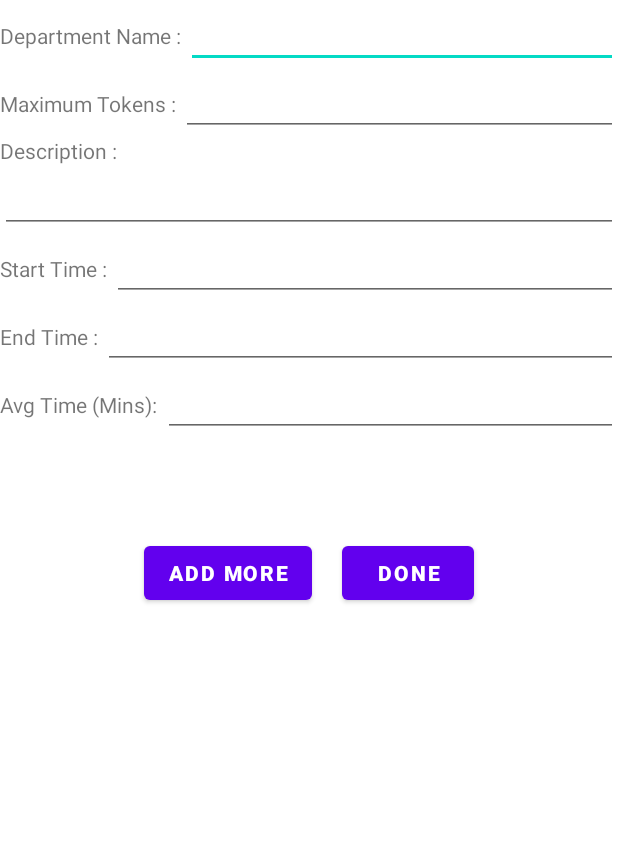
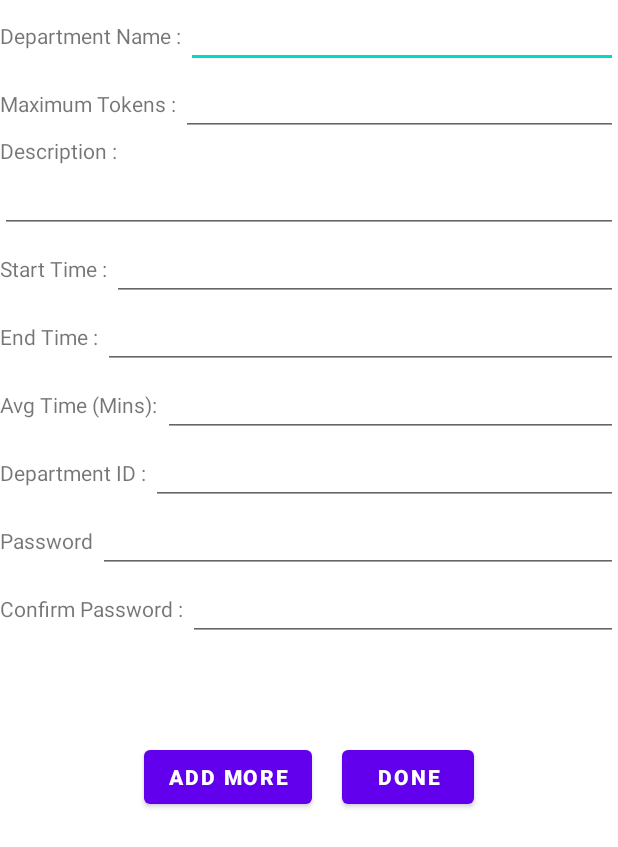
Before and after one commit to gokulelayur/VQclientapp, an Android app: the addDepartment screen opened directly, with no data from a screen before it, on a phone screen of 412 x 824 dp. Shown: the top 847 px of the screen. Run offline under Robolectric (Android 15) with nearby library versions, the phone set to English and light mode, and no system bars; our stand-ins replace Firebase (no records; nobody signed in at launch, a user with empty details on screens opened directly).

Commit message:
Added Department Login with auto login for all, error in email to uname conversion at secondDetails.java cleared

```diff
--- a/app/src/main/java/com/example/vqclientapp/adapterDepts.java
+++ b/app/src/main/java/com/example/vqclientapp/adapterDepts.java
@@ -41,7 +41,7 @@ public class adapterDepts extends RecyclerView.Adapter<adapterDepts.Viewholder>
     @Override
     public void onBindViewHolder(@NonNull Viewholder holder, int position) {
         department dep = deptlist.get(position);
-        holder.deptname.setText(dep.getName().toUpperCase());
+        holder.deptname.setText(dep.getOgDeptName().toUpperCase());
     }
 
     @Override
--- a/app/src/main/res/layout/activity_add_department.xml
+++ b/app/src/main/res/layout/activity_add_department.xml
@@ -6,8 +6,9 @@
     android:layout_height="match_parent"
     tools:context=".addDepartment">
 
+
     <LinearLayout
-        android:id="@+id/dname_layout"
+        android:id="@+id/ogDName_layout"
         android:layout_width="match_parent"
         android:layout_height="wrap_content">
 
@@ -17,7 +18,7 @@
             android:text="Department Name : " />
 
         <EditText
-            android:id="@+id/deptName"
+            android:id="@+id/ogDeptName"
             android:layout_width="match_parent"
             android:layout_height="wrap_content"
             android:inputType="text" />
@@ -27,7 +28,7 @@
         android:id="@+id/maxtokens_layout"
         android:layout_width="match_parent"
         android:layout_height="wrap_content"
-        android:layout_below="@+id/dname_layout">
+        android:layout_below="@+id/ogDName_layout">
 
         <TextView
             android:layout_width="wrap_content"
@@ -119,12 +120,68 @@
 
 
     </LinearLayout>
+    <LinearLayout
+        android:id="@+id/dname_layout"
+        android:layout_width="match_parent"
+        android:layout_height="wrap_content"
+        android:layout_below="@+id/avgtime_layout">
+
+        <TextView
+            android:layout_width="wrap_content"
+            android:layout_height="wrap_content"
+            android:text="Department ID : " />
+
+        <EditText
+            android:id="@+id/deptID"
+            android:layout_width="match_parent"
+            android:layout_height="wrap_content"
+            android:inputType="text" />
+
+    </LinearLayout>
+    //id but saved in name
+    <LinearLayout
+        android:id="@+id/deptPassword_layout"
+        android:layout_width="match_parent"
+        android:layout_height="wrap_content"
+        android:layout_below="@+id/dname_layout">
+
+        <TextView
+            android:layout_width="wrap_content"
+            android:layout_height="wrap_content"
+            android:text="Password " />
+
+        <EditText
+            android:id="@+id/deptPassword"
+            android:layout_width="match_parent"
+            android:layout_height="wrap_content"
+            android:inputType="textPassword" />
+
+    </LinearLayout>
+
+    <LinearLayout
+        android:id="@+id/deptConfirmPassword_layout"
+        android:layout_width="match_parent"
+        android:layout_height="wrap_content"
+        android:layout_below="@+id/deptPassword_layout">
+
+        <TextView
+            android:layout_width="wrap_content"
+            android:layout_height="wrap_content"
+            android:text="Confirm Password : " />
+
+        <EditText
+            android:id="@+id/deptConfirmPassword"
+            android:layout_width="match_parent"
+            android:layout_height="wrap_content"
+            android:inputType="textPassword" />
+
+    </LinearLayout>
 
     <LinearLayout
         android:id="@+id/button_layout"
         android:layout_width="match_parent"
         android:layout_height="wrap_content"
-        android:layout_below="@id/avgtime_layout"
+        android:layout_below="@id/deptConfirmPassword_layout"
         android:layout_marginTop="100px"
         android:gravity="center">
 
```
Also changed, not shown: app/src/main/java/com/example/vqclientapp/SaveId.java (+11 -0 lines), app/src/main/java/com/example/vqclientapp/addDepartment.java (+161 -28 lines), app/src/main/java/com/example/vqclientapp/department.java (+12 -2 lines), app/src/main/java/com/example/vqclientapp/departmenthome.java (+14 -16 lines), app/src/main/java/com/example/vqclientapp/deptCredentials.java (added, +48 -0 lines), app/src/main/java/com/example/vqclientapp/homePage.java (+5 -15 lines), app/src/main/java/com/example/vqclientapp/secondDetails.java (+3 -10 lines), app/src/main/java/com/example/vqclientapp/signin.java (+86 -21 lines).
